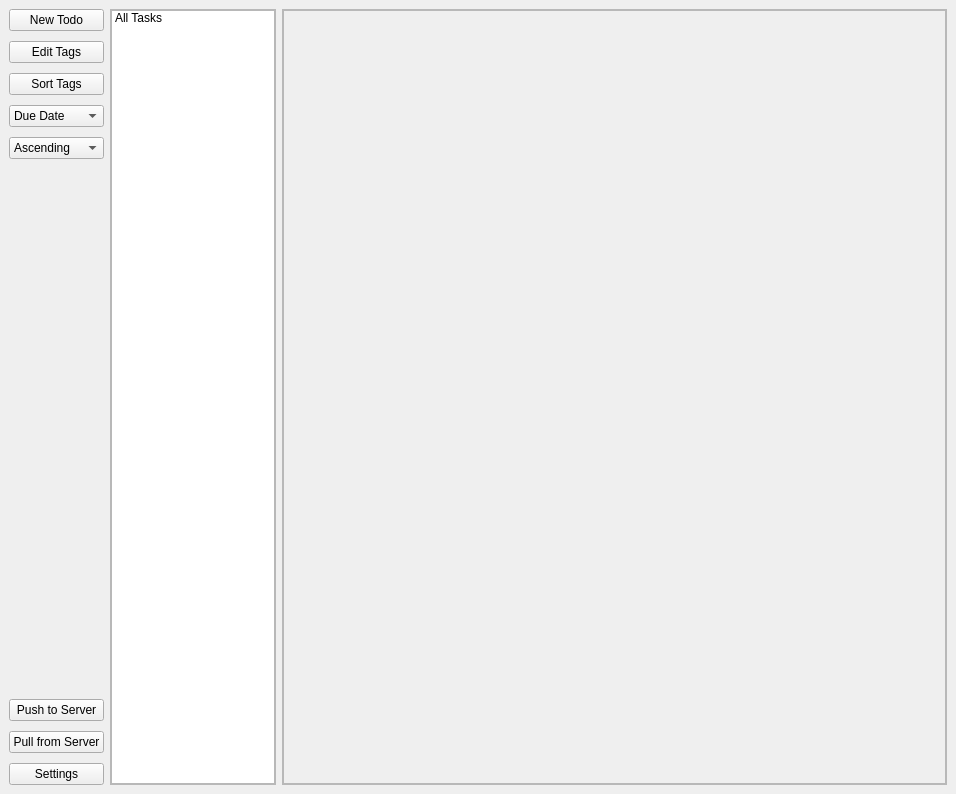
Above: src/gui/mainwindow.ui from gravityfargo/DavTasks before the change. Below: the same form after it.
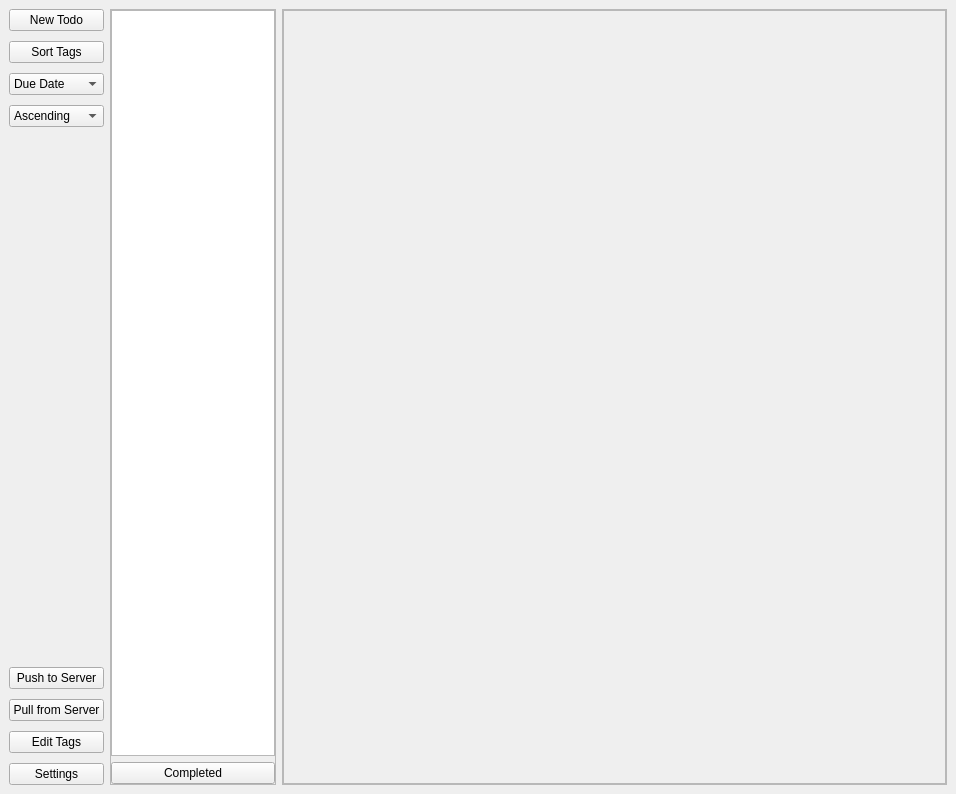
That is the form after the change.

What changed in the file:
```diff
--- a/src/gui/mainwindow.ui
+++ b/src/gui/mainwindow.ui
@@ -30,13 +30,6 @@
         </property>
        </widget>
       </item>
-      <item>
-       <widget class="QPushButton" name="pushButtonEditTags">
-        <property name="text">
-         <string>Edit Tags</string>
-        </property>
-       </widget>
-      </item>
       <item>
        <widget class="QPushButton" name="pushButtonSortTags">
         <property name="text">
@@ -99,6 +92,13 @@
         </property>
        </widget>
       </item>
+      <item>
+       <widget class="QPushButton" name="pushButtonEditTags">
+        <property name="text">
+         <string>Edit Tags</string>
+        </property>
+       </widget>
+      </item>
       <item>
        <widget class="QPushButton" name="pushButtonSettings">
         <property name="sizePolicy">
@@ -182,11 +182,13 @@
          <property name="styleSheet">
           <string notr="true">font: 14pt &quot;Noto Sans&quot;;</string>
          </property>
-         <item>
-          <property name="text">
-           <string>All Tasks</string>
-          </property>
-         </item>
+        </widget>
+       </item>
+       <item row="1" column="0">
+        <widget class="QPushButton" name="pushButtonCompleted">
+         <property name="text">
+          <string>Completed</string>
+         </property>
         </widget>
        </item>
       </layout>
```
Left out of the diff: 2 changed lines with no effect on the pictures.
